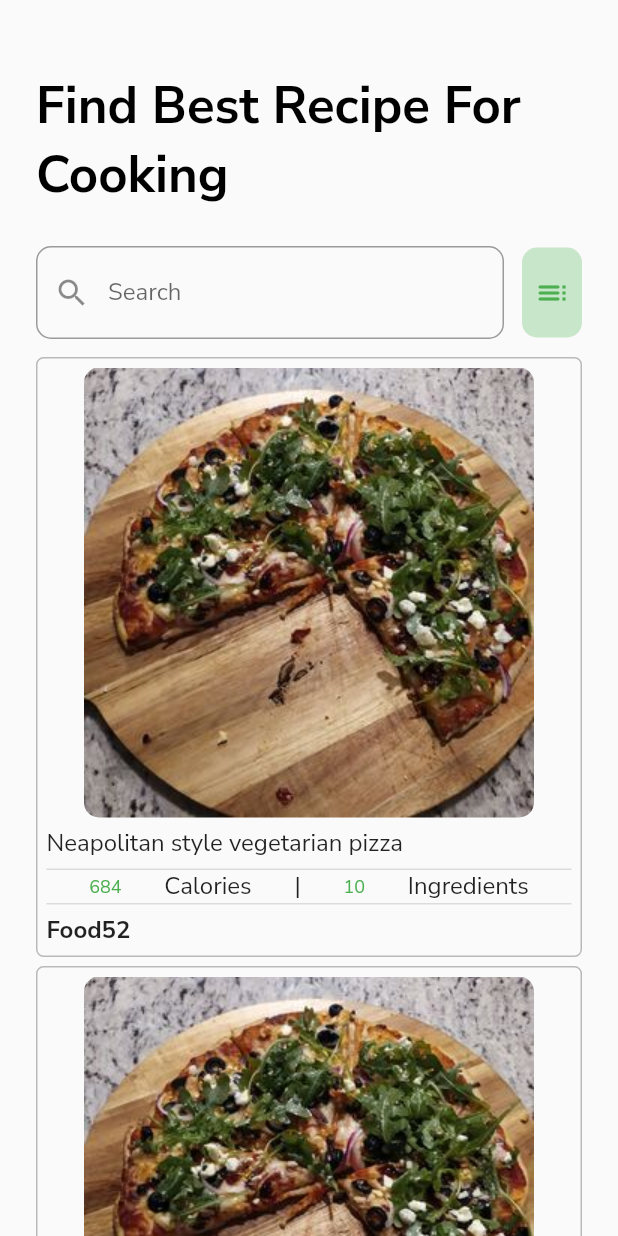
After one commit to dedi-dev/recipe_book, a Flutter app: the screen it shows after launch, after a tap on "Get Started", on a phone screen of 412 x 824 dp. The commit adds this screen. Run offline on Flutter 3.47's test engine with Material 2 defaults, Android fonts, the phone set to English and light mode, and no system bars.

Commit message:
create home page

```diff
--- a/analysis_options.yaml
+++ b/analysis_options.yaml
@@ -7,7 +7,7 @@
 
 # The following line activates a set of recommended lints for Flutter apps,
 # packages, and plugins designed to encourage good coding practices.
-include: "package:flutter_lints/flutter.yaml"
+# include: "package:flutter_lints/flutter.yaml"
 
 linter:
   # The lint rules applied to this project can be customized in the
--- /dev/null
+++ b/lib/component/food_card.dart
@@ -0,0 +1,104 @@
+import 'package:flutter/material.dart';
+
+class FoodCard extends StatelessWidget {
+  const FoodCard({
+    Key? key,
+  }) : super(key: key);
+
+  @override
+  Widget build(BuildContext context) {
+    return Container(
+      padding: EdgeInsets.all(6),
+      margin: EdgeInsets.only(bottom: 6),
+      decoration: BoxDecoration(
+        color: Colors.grey.shade50,
+        borderRadius: BorderRadius.circular(5),
+        border: Border.all(
+          width: 1,
+          color: Colors.black26,
+        ),
+      ),
+      child: Column(
+        crossAxisAlignment: CrossAxisAlignment.start,
+        children: [
+          Center(
+            child: ClipRRect(
+              borderRadius: BorderRadius.circular(10),
+              child: Image.asset(
+                "lib/asset/image/dummy.jpg",
+                fit: BoxFit.cover,
+              ),
+            ),
+          ),
+          const SizedBox(
+            height: 6,
+          ),
+          const Text(
+            "Neapolitan style vegetarian pizza",
+            style: TextStyle(
+              fontSize: 16,
+            ),
+          ),
+          const SizedBox(
+            height: 6,
+          ),
+          const Divider(
+            height: 1,
+            thickness: 1,
+          ),
+          Row(
+            mainAxisAlignment: MainAxisAlignment.spaceEvenly,
+            children: const [
+              Text(
+                "684",
+                style: TextStyle(
+                  fontSize: 12,
+                  color: Colors.green,
+                ),
+              ),
+              Text(
+                "Calories",
+                style: TextStyle(
+                  fontSize: 16,
+                ),
+              ),
+              Text(
+                "|",
+                style: TextStyle(
+                  fontSize: 16,
+                ),
+              ),
+              Text(
+                "10",
+                style: TextStyle(
+                  fontSize: 12,
+                  color: Colors.green,
+                ),
+              ),
+              Text(
+                "Ingredients",
+                style: TextStyle(
+                  fontSize: 16,
+                ),
+              ),
+            ],
+          ),
+          const Divider(
+            height: 1,
+            thickness: 1,
+          ),
+          const SizedBox(
+            height: 6,
+          ),
+          const Text(
+            "Food52",
+            style: TextStyle(
+              fontSize: 16,
+              fontWeight: FontWeight.bold,
+            ),
+          ),
+        ],
+      ),
+    );
+  }
+}
--- a/lib/main.dart
+++ b/lib/main.dart
@@ -1,4 +1,5 @@
 import 'package:flutter/material.dart';
+import 'package:recipe_book/page/home.dart';
 import 'package:recipe_book/page/landing_page.dart';
 
 void main() {
@@ -14,8 +15,15 @@ class MyApp extends StatelessWidget {
     return MaterialApp(
       debugShowCheckedModeBanner: false,
       title: 'Recipe Book App',
-      theme: ThemeData(primarySwatch: Colors.blue, fontFamily: 'NunitoSans'),
-      home: const LandingPage(),
+      theme: ThemeData(
+        primarySwatch: Colors.green,
+        fontFamily: 'NunitoSans',
+      ),
+      initialRoute: '/',
+      routes: <String, WidgetBuilder>{
+        '/': (context) => const LandingPage(),
+        '/home': (context) => const HomePage(),
+      },
     );
   }
 }
--- /dev/null
+++ b/lib/page/home.dart
@@ -0,0 +1,87 @@
+import 'package:flutter/material.dart';
+import 'package:recipe_book/component/food_card.dart';
+
+class HomePage extends StatefulWidget {
+  const HomePage({Key? key}) : super(key: key);
+
+  @override
+  State<HomePage> createState() => _HomePageState();
+}
+
+class _HomePageState extends State<HomePage> {
+  final TextEditingController _textEditingController = TextEditingController();
+
+  @override
+  Widget build(BuildContext context) {
+    return Scaffold(
+      body: Container(
+        padding: const EdgeInsets.fromLTRB(24, 48, 24, 0),
+        child: Column(
+          children: [
+            const Text(
+              "Find Best Recipe For Cooking",
+              style: TextStyle(
+                color: Colors.black,
+                fontSize: 34,
+                fontWeight: FontWeight.bold,
+              ),
+            ),
+            const SizedBox(
+              height: 24,
+            ),
+            Row(children: [
+              Flexible(
+                flex: 3,
+                child: TextFormField(
+                  controller: _textEditingController,
+                  decoration: InputDecoration(
+                    prefixIcon: const Icon(Icons.search),
+                    hintText: "Search",
+                    border: OutlineInputBorder(
+                      borderRadius: BorderRadius.circular(10.0),
+                    ),
+                    focusedBorder: OutlineInputBorder(
+                      borderSide:
+                          const BorderSide(color: Colors.green, width: 1.0),
+                      borderRadius: BorderRadius.circular(10.0),
+                    ),
+                    fillColor: Colors.white,
+                  ),
+                ),
+              ),
+              const SizedBox(
+                width: 12,
+              ),
+              InkWell(
+                onTap: () {},
+                child: Container(
+                  decoration: BoxDecoration(
+                      color: Colors.green.shade100,
+                      borderRadius: BorderRadius.circular(10)),
+                  height: 60,
+                  width: 40,
+                  child: const Icon(
+                    Icons.toc_rounded,
+                    color: Colors.green,
+                  ),
+                ),
+              )
+            ]),
+            const SizedBox(
+              height: 12,
+            ),
+            Expanded(
+              child: Scrollbar(
+                child: ListView.builder(
+                    itemCount: 3,
+                    itemBuilder: (BuildContext context, int index) {
+                      return FoodCard();
+                    }),
+              ),
+            ),
+          ],
+        ),
+      ),
+    );
+  }
+}
--- a/lib/page/landing_page.dart
+++ b/lib/page/landing_page.dart
@@ -37,7 +37,11 @@ class LandingPage extends StatelessWidget {
                   const SizedBox(
                     height: 24,
                   ),
-                  Container(
+                  InkWell(
+                    onTap: () {
+                      Navigator.pushNamed(context, '/home');
+                    },
+                    child: Container(
                       padding: const EdgeInsets.all(12),
                       decoration: BoxDecoration(
                         color: Colors.green.shade900,
@@ -65,6 +69,7 @@ class LandingPage extends StatelessWidget {
                         ],
                       ),
                     ),
+                  ),
                 ],
               ),
             ],
```
Also changed, not shown: lib/asset/image/dummy.jpg (added). Lines whose indentation alone changed are shown as unchanged.
